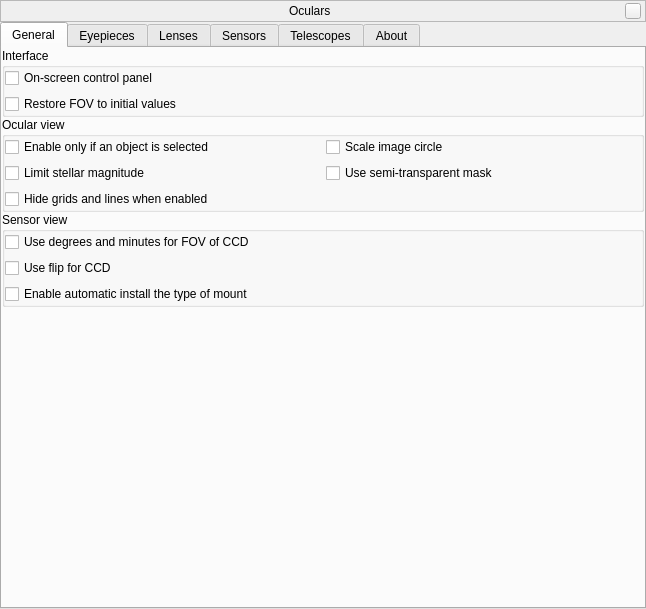
This is plugins/Oculars/src/gui/ocularDialog.ui in 519984307/stellarium_src as Qt 5 draws it before an edit. The edited form follows.
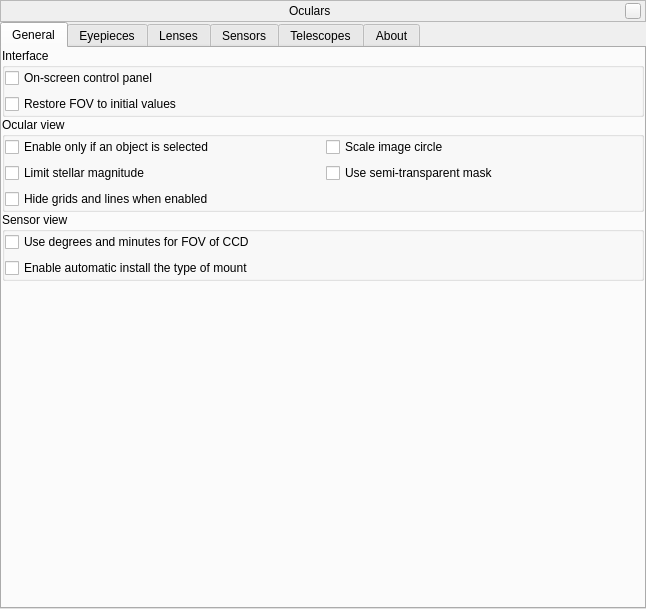
This is the edited form. Icons and pictures are not drawn. Custom widgets are drawn as their Qt base class.

Commit message: Oculars plugin: remove CCD flips because it works uncorrect and introduce new one issue

What changed in the file:
```diff
--- a/plugins/Oculars/src/gui/ocularDialog.ui
+++ b/plugins/Oculars/src/gui/ocularDialog.ui
@@ -296,7 +296,7 @@
              <property name="bottomMargin">
               <number>0</number>
              </property>
-             <item row="3" column="0">
+             <item row="2" column="0">
               <widget class="QCheckBox" name="checkBoxTypeOfMount">
                <property name="toolTip">
                 <string>Enable automatic install the type of mount from the telescope settings for saving horizontal orientation of CCD frame.</string>
@@ -313,13 +313,6 @@
                </property>
               </widget>
              </item>
-             <item row="2" column="0">
-              <widget class="QCheckBox" name="checkBoxUseFlipForCCD">
-               <property name="text">
-                <string>Use flip for CCD</string>
-               </property>
-              </widget>
-             </item>
             </layout>
            </widget>
           </item>
```
The commit also changes 3 other files.
